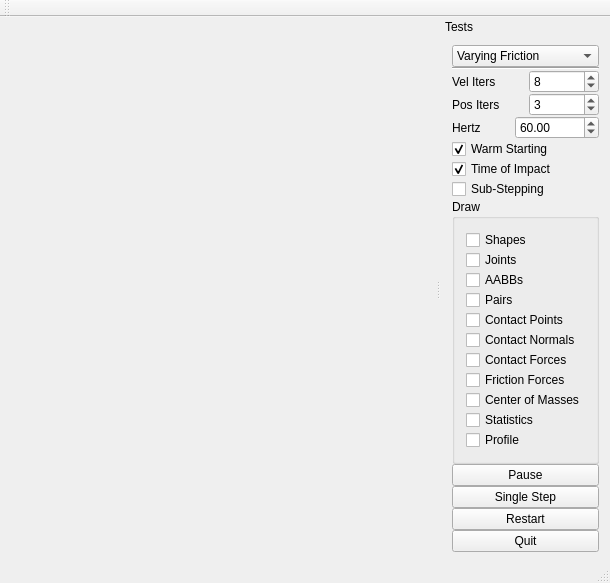
The window that QTestbed/mainwindow.ui (roniemartinez/qbox2d) describes before a commit, drawn with Qt 5.
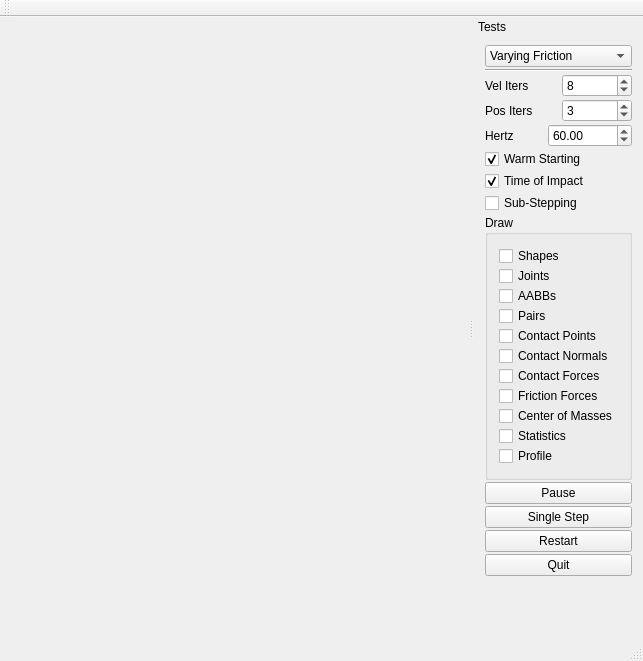
The same window after the commit.

What changed in the file:
```diff
--- a/QTestbed/mainwindow.ui
+++ b/QTestbed/mainwindow.ui
@@ -6,8 +6,8 @@
    <rect>
     <x>0</x>
     <y>0</y>
-    <width>610</width>
-    <height>565</height>
+    <width>643</width>
+    <height>661</height>
    </rect>
   </property>
   <property name="windowTitle">
@@ -34,6 +34,12 @@
   </widget>
   <widget class="QStatusBar" name="statusBar"/>
   <widget class="QDockWidget" name="dockWidget">
+   <property name="sizePolicy">
+    <sizepolicy hsizetype="Minimum" vsizetype="Minimum">
+     <horstretch>0</horstretch>
+     <verstretch>0</verstretch>
+    </sizepolicy>
+   </property>
    <property name="features">
     <set>QDockWidget::NoDockWidgetFeatures</set>
    </property>
@@ -46,7 +52,7 @@
    <widget class="QWidget" name="dockWidgetContents">
     <layout class="QVBoxLayout" name="verticalLayout">
      <property name="spacing">
-      <number>0</number>
+      <number>2</number>
      </property>
      <property name="topMargin">
       <number>9</number>
@@ -59,6 +65,9 @@
        <property name="currentIndex">
         <number>0</number>
        </property>
+       <property name="sizeAdjustPolicy">
+        <enum>QComboBox::AdjustToContentsOnFirstShow</enum>
+       </property>
        <item>
         <property name="text">
          <string>Varying Friction</string>
@@ -95,7 +104,7 @@
        <item>
         <widget class="QSpinBox" name="velSpinBox">
          <property name="minimum">
-          <number>0</number>
+          <number>1</number>
          </property>
          <property name="maximum">
           <number>999999999</number>
@@ -118,6 +127,9 @@
        </item>
        <item>
         <widget class="QSpinBox" name="posSpinBox">
+         <property name="minimum">
+          <number>1</number>
+         </property>
          <property name="maximum">
           <number>999999999</number>
          </property>
@@ -139,6 +151,9 @@
        </item>
        <item>
         <widget class="QDoubleSpinBox" name="hertzDoubleSpinBox">
+         <property name="minimum">
+          <double>1.000000000000000</double>
+         </property>
          <property name="maximum">
           <double>999999999.000000000000000</double>
          </property>
```
Left out of the diff: 47 changed lines with no effect on the pictures.
